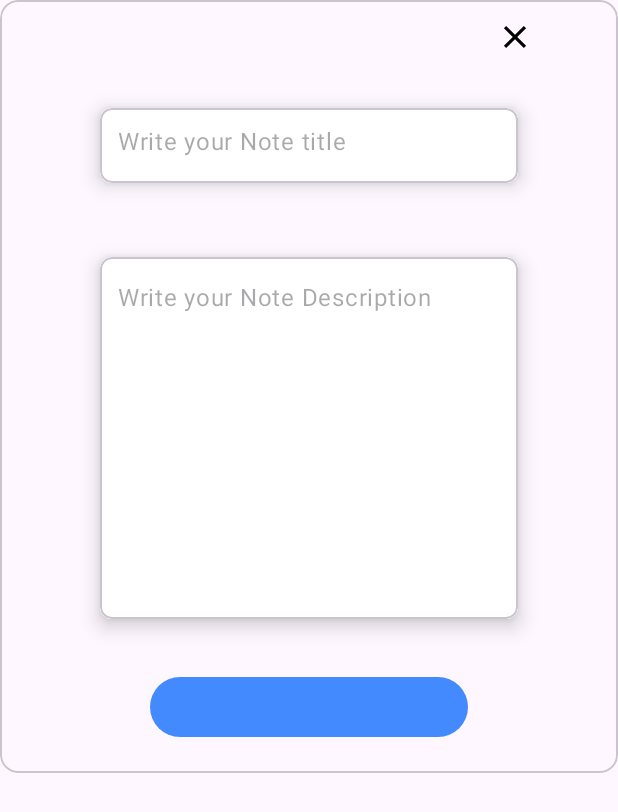
After one commit to borja-garcia-valcarcel/TaskPad-App, an Android app: the layout fragment_add_new_note_popup.xml on its own in the app's theme, with its tools: preview values and no code run, on a phone screen of 412 x 824 dp. The commit adds this screen. Shown: the top 812 px of the screen. Run offline under Robolectric (Android 15) with nearby library versions, the light colour scheme and no system bars.

```diff
--- /dev/null
+++ b/app/src/main/java/com/example/taskpad/utils/NoteData.kt
@@ -0,0 +1,3 @@
+package com.example.taskpad.utils
+
+data class NoteData(val noteId: String, var note: String, var noteDesc: String)
--- /dev/null
+++ b/app/src/main/res/layout/fragment_add_new_note_popup.xml
@@ -0,0 +1,130 @@
+<?xml version="1.0" encoding="utf-8"?>
+<com.google.android.material.card.MaterialCardView xmlns:android="http://schemas.android.com/apk/res/android"
+    xmlns:app="http://schemas.android.com/apk/res-auto"
+    xmlns:tools="http://schemas.android.com/tools"
+    android:layout_width="match_parent"
+    android:layout_height="wrap_content"
+    android:orientation="vertical"
+    tools:context=".fragments.AddNewNotePopupFragment">
+
+
+    <androidx.constraintlayout.widget.ConstraintLayout
+        android:layout_width="match_parent"
+        android:layout_height="match_parent">
+
+        <ImageView
+            android:id="@+id/closeNotePopup"
+            android:layout_width="25dp"
+            android:layout_height="25dp"
+            android:layout_marginTop="12dp"
+            android:src="@drawable/close_icon"
+            app:layout_constraintEnd_toEndOf="@+id/cvNewNoteTitle"
+            app:layout_constraintTop_toTopOf="parent" />
+
+        <TextView
+            android:id="@+id/popupTitle"
+            android:layout_width="match_parent"
+            android:layout_height="wrap_content"
+            android:gravity="center"
+            android:paddingTop="20dp"
+            android:paddingBottom="10dp"
+            android:textSize="20sp"
+            app:layout_constraintBottom_toTopOf="@+id/cvNewNoteTitle"
+            app:layout_constraintEnd_toEndOf="parent"
+            app:layout_constraintStart_toStartOf="parent"
+            app:layout_constraintTop_toTopOf="parent" />
+
+
+        <com.google.android.material.card.MaterialCardView
+            android:id="@+id/cvNewNoteTitle"
+            android:layout_width="300dp"
+            android:layout_height="wrap_content"
+            android:layout_marginHorizontal="16dp"
+            app:cardCornerRadius="8dp"
+            app:cardElevation="8dp"
+            app:cardUseCompatPadding="true"
+            app:layout_constraintBottom_toTopOf="@+id/cvNewNoteDesc"
+            app:layout_constraintEnd_toEndOf="parent"
+            app:layout_constraintHorizontal_bias="0.5"
+            app:layout_constraintStart_toStartOf="parent"
+            app:layout_constraintTop_toBottomOf="@+id/closeNotePopup">
+
+            <com.google.android.material.textfield.TextInputLayout
+                android:layout_width="match_parent"
+                android:layout_height="50dp"
+                android:background="@color/white"
+                app:boxStrokeWidth="0dp"
+                app:boxStrokeWidthFocused="0dp"
+                app:hintEnabled="false">
+
+                <com.google.android.material.textfield.TextInputEditText
+                    android:id="@+id/newNoteTitleEt"
+                    android:layout_width="match_parent"
+                    android:layout_height="50dp"
+                    android:background="@color/white"
+                    android:hint="Write your Note title"
+                    android:inputType="textEmailAddress"
+                    android:maxLines="1"
+                    android:paddingStart="12dp"
+                    android:paddingTop="15dp"
+                    tools:ignore="RtlSymmetry" />
+
+            </com.google.android.material.textfield.TextInputLayout>
+
+        </com.google.android.material.card.MaterialCardView>
+
+
+        <com.google.android.material.card.MaterialCardView
+            android:id="@+id/cvNewNoteDesc"
+            android:layout_width="300dp"
+            android:layout_height="wrap_content"
+            android:layout_marginHorizontal="16dp"
+            app:cardCornerRadius="8dp"
+            app:cardElevation="8dp"
+            app:cardUseCompatPadding="true"
+            app:layout_constraintBottom_toTopOf="@+id/createNoteBtn"
+            app:layout_constraintEnd_toEndOf="parent"
+            app:layout_constraintHorizontal_bias="0.5"
+            app:layout_constraintStart_toStartOf="parent"
+            app:layout_constraintTop_toBottomOf="@+id/cvNewNoteTitle">
+
+            <com.google.android.material.textfield.TextInputLayout
+                android:layout_width="match_parent"
+                android:layout_height="241dp"
+                android:background="@color/white"
+                app:boxStrokeWidth="0dp"
+                app:boxStrokeWidthFocused="0dp"
+                app:hintEnabled="false">
+
+                <com.google.android.material.textfield.TextInputEditText
+                    android:id="@+id/newNoteDescEt"
+                    android:layout_width="match_parent"
+                    android:layout_height="match_parent"
+                    android:background="@color/white"
+                    android:hint="Write your Note Description"
+                    android:inputType="textMultiLine"
+                    android:paddingStart="12dp"
+                    android:paddingTop="15dp"
+                    android:scrollbars="vertical"
+                    android:gravity="top"
+                    tools:ignore="RtlSymmetry" />
+
+            </com.google.android.material.textfield.TextInputLayout>
+
+        </com.google.android.material.card.MaterialCardView>
+
+
+        <Button
+            android:id="@+id/createNoteBtn"
+            android:layout_width="0dp"
+            android:layout_height="wrap_content"
+            android:layout_marginStart="100dp"
+            android:layout_marginEnd="100dp"
+            app:layout_constraintBottom_toBottomOf="parent"
+            app:layout_constraintEnd_toEndOf="parent"
+            app:layout_constraintHorizontal_bias="0.0"
+            app:layout_constraintStart_toStartOf="parent"
+            app:layout_constraintTop_toBottomOf="@+id/cvNewNoteDesc" />
+    </androidx.constraintlayout.widget.ConstraintLayout>
+
+</com.google.android.material.card.MaterialCardView>
--- a/app/src/main/res/layout/task_list_item.xml
+++ b/app/src/main/res/layout/task_list_item.xml
@@ -4,7 +4,7 @@
     android:layout_height="wrap_content"
     xmlns:app="http://schemas.android.com/apk/res-auto"
     app:cardCornerRadius="10dp"
-    app:cardElevation="4dp"
+    app:cardElevation="5dp"
     app:cardUseCompatPadding="true">
 
     <androidx.constraintlayout.widget.ConstraintLayout
```
Also changed, not shown: app/src/main/java/com/example/taskpad/fragments/AddNewFragment.kt (+72 -29 lines), app/src/main/java/com/example/taskpad/fragments/AddNewNotePopupFragment.kt (added, +103 -0 lines), app/src/main/java/com/example/taskpad/fragments/AddNewTaskPopupFragment.kt (+9 -4 lines), app/src/main/java/com/example/taskpad/fragments/TaskListFragment.kt (+32 -25 lines).
